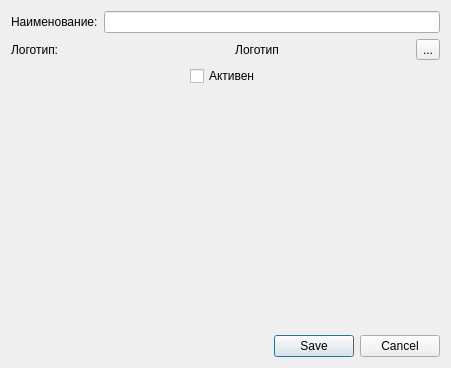
First picture: the form in AzsNetworkDialog/editazsnetworkdialog.ui, repository rust3128/Govorun, before the edit.
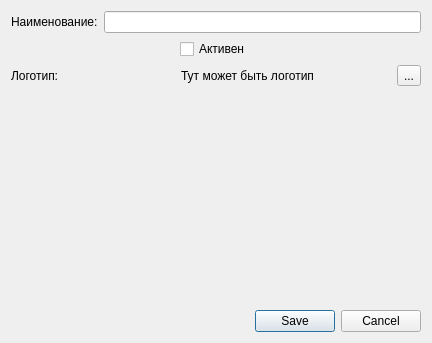
Second picture: the form after the edit. Icons and pictures are not drawn.

The edit to the form file:
```diff
--- a/AzsNetworkDialog/editazsnetworkdialog.ui
+++ b/AzsNetworkDialog/editazsnetworkdialog.ui
@@ -6,17 +6,17 @@
    <rect>
     <x>0</x>
     <y>0</y>
-    <width>451</width>
-    <height>368</height>
+    <width>432</width>
+    <height>343</height>
    </rect>
   </property>
   <property name="windowTitle">
    <string>Dialog</string>
   </property>
-  <layout class="QGridLayout" name="gridLayout_2">
+  <layout class="QGridLayout" name="gridLayout_2" rowstretch="0,0,0">
    <item row="0" column="0">
-    <layout class="QGridLayout" name="gridLayout" rowstretch="0,0,0" columnstretch="0,1,0">
-     <item row="1" column="0">
+    <layout class="QGridLayout" name="gridLayout" rowstretch="0,0,0" columnstretch="0,1,0" rowminimumheight="0,0,0">
+     <item row="2" column="0">
       <widget class="QLabel" name="label_2">
        <property name="text">
         <string>Логотип:</string>
@@ -30,8 +30,8 @@
        </property>
       </widget>
      </item>
-     <item row="1" column="2">
-      <widget class="QToolButton" name="toolButton">
+     <item row="2" column="2">
+      <widget class="QToolButton" name="toolButtonLoadLogo">
        <property name="text">
         <string>...</string>
        </property>
@@ -47,26 +47,26 @@
        </property>
       </widget>
      </item>
-     <item row="1" column="1">
+     <item row="2" column="1">
       <widget class="QLabel" name="labelLogo">
        <property name="text">
-        <string>Логотип</string>
+        <string>Тут может быть логотип</string>
        </property>
        <property name="alignment">
         <set>Qt::AlignCenter</set>
        </property>
       </widget>
      </item>
-     <item row="0" column="1" colspan="2">
-      <widget class="QLineEdit" name="lineEdit"/>
-     </item>
-     <item row="2" column="0" colspan="3" alignment="Qt::AlignHCenter">
-      <widget class="QCheckBox" name="checkBox">
+     <item row="1" column="0" colspan="3" alignment="Qt::AlignHCenter">
+      <widget class="QCheckBox" name="checkBoxIsActive">
        <property name="text">
         <string>Активен</string>
        </property>
       </widget>
      </item>
+     <item row="0" column="1" colspan="2">
+      <widget class="QLineEdit" name="lineEditName"/>
+     </item>
     </layout>
    </item>
    <item row="2" column="0">
```
